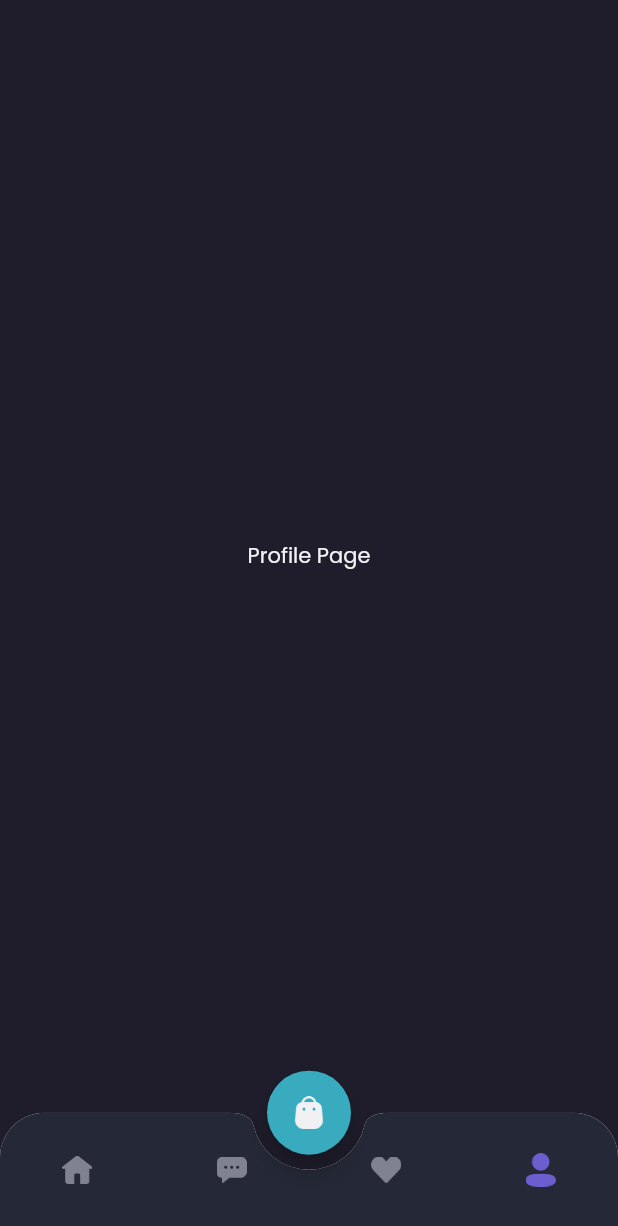
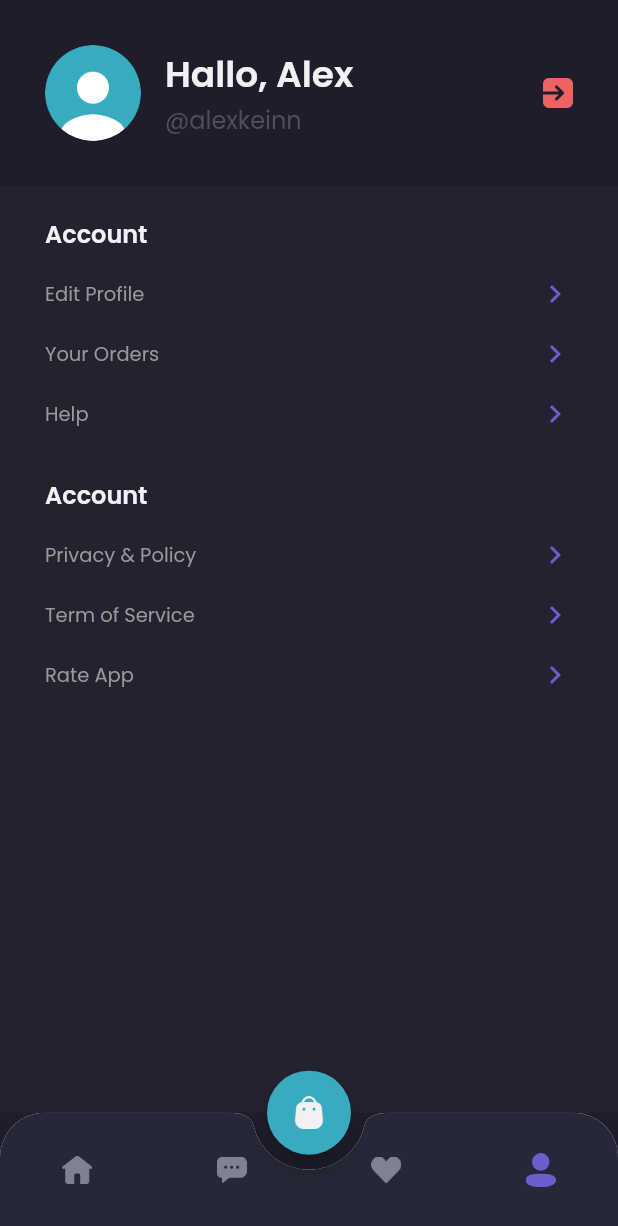
Before and after one commit to TedoHarisC/shamo_flutter, a Flutter app: the MainPage screen opened by its route, item 4 of the bottom bar chosen, on a phone screen of 412 x 824 dp. Shown: the top 1226 px of the screen. Run offline on Flutter 3.47's test engine with Material 2 defaults, Android fonts, the phone set to English and light mode, and no system bars; our stand-ins replace google_fonts.

Commit message:
Slicing Profile Page

```diff
--- a/lib/pages/home/profile_page.dart
+++ b/lib/pages/home/profile_page.dart
@@ -6,11 +6,141 @@ class ProfilePage extends StatelessWidget {
 
   @override
   Widget build(BuildContext context) {
-    return Center(
-      child: Text(
-        'Profile Page',
-        style: primaryTextStyle,
-      ),
+    Widget header() {
+      return AppBar(
+        backgroundColor: backgroundColor1,
+        automaticallyImplyLeading: false,
+        elevation: 0,
+        flexibleSpace: SafeArea(
+          child: Container(
+            padding: EdgeInsets.all(defaultMargin),
+            child: Row(
+              children: [
+                ClipOval(
+                  child: Image.asset(
+                    'assets/image_profile.png',
+                    width: 64,
+                  ),
+                ),
+                const SizedBox(width: 16),
+                Expanded(
+                  child: Column(
+                    crossAxisAlignment: CrossAxisAlignment.start,
+                    children: [
+                      Text(
+                        'Hallo, Alex',
+                        style: primaryTextStyle.copyWith(
+                          fontSize: 24,
+                          fontWeight: semiBold,
+                        ),
+                      ),
+                      Text(
+                        '@alexkeinn',
+                        style: subtitleTextStyle.copyWith(
+                          fontSize: 16,
+                        ),
+                      ),
+                    ],
+                  ),
+                ),
+                GestureDetector(
+                  onTap: () {
+                    Navigator.pushNamedAndRemoveUntil(
+                        context, '/sign-in', (route) => false);
+                  },
+                  child: Image.asset(
+                    'assets/button_exit.png',
+                    width: 20,
+                  ),
+                ),
+              ],
+            ),
+          ),
+        ),
+      );
+    }
+
+    Widget menuItem(String text) {
+      return Container(
+        margin: const EdgeInsets.only(
+          top: 16,
+        ),
+        child: Row(
+          mainAxisAlignment: MainAxisAlignment.spaceBetween,
+          children: [
+            Text(
+              text,
+              style: secondaryTextStyle.copyWith(
+                fontSize: 13,
+              ),
+            ),
+            Icon(
+              Icons.chevron_right,
+              color: primaryColor,
+            ),
+          ],
+        ),
+      );
+    }
+
+    Widget content() {
+      return Expanded(
+        child: Container(
+          width: double.infinity,
+          padding: EdgeInsets.symmetric(
+            horizontal: defaultMargin,
+          ),
+          decoration: BoxDecoration(
+            color: backgroundColor3,
+          ),
+          child: Column(
+            crossAxisAlignment: CrossAxisAlignment.start,
+            children: [
+              const SizedBox(height: 20),
+              Text(
+                'Account',
+                style: primaryTextStyle.copyWith(
+                  fontSize: 16,
+                  fontWeight: semiBold,
+                ),
+              ),
+              menuItem(
+                'Edit Profile',
+              ),
+              menuItem(
+                'Your Orders',
+              ),
+              menuItem(
+                'Help',
+              ),
+              const SizedBox(height: 30),
+              Text(
+                'Account',
+                style: primaryTextStyle.copyWith(
+                  fontSize: 16,
+                  fontWeight: semiBold,
+                ),
+              ),
+              menuItem(
+                'Privacy & Policy',
+              ),
+              menuItem(
+                'Term of Service',
+              ),
+              menuItem(
+                'Rate App',
+              ),
+            ],
+          ),
+        ),
+      );
+    }
+
+    return Column(
+      children: [
+        header(),
+        content(),
+      ],
     );
   }
 }
```
